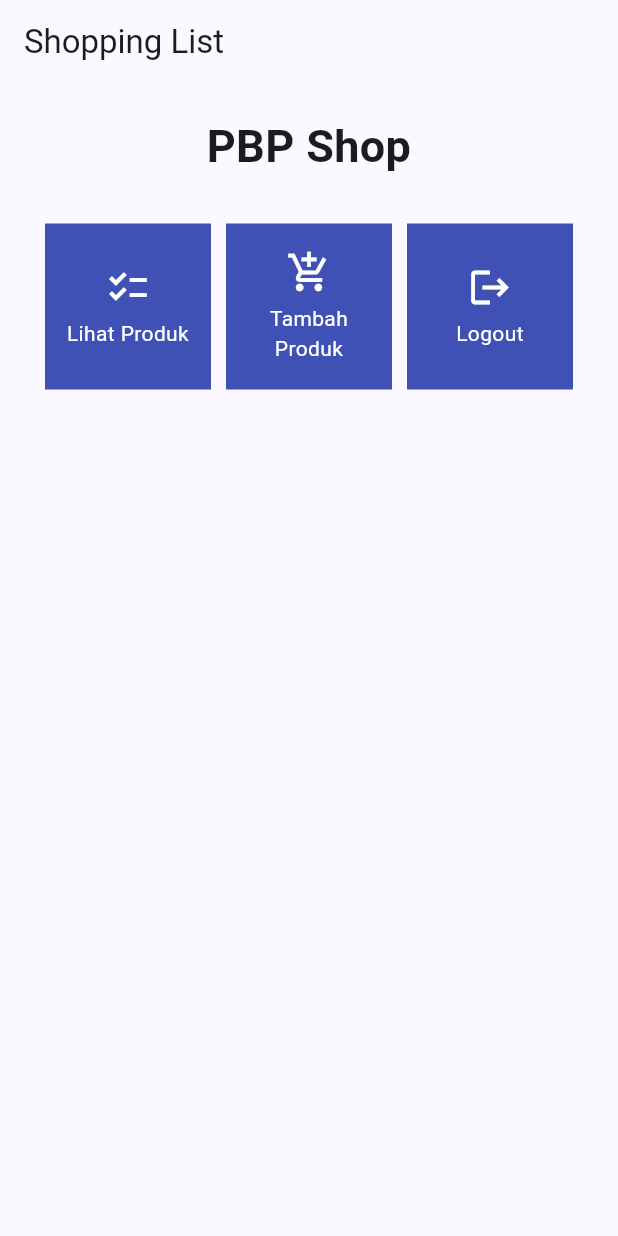
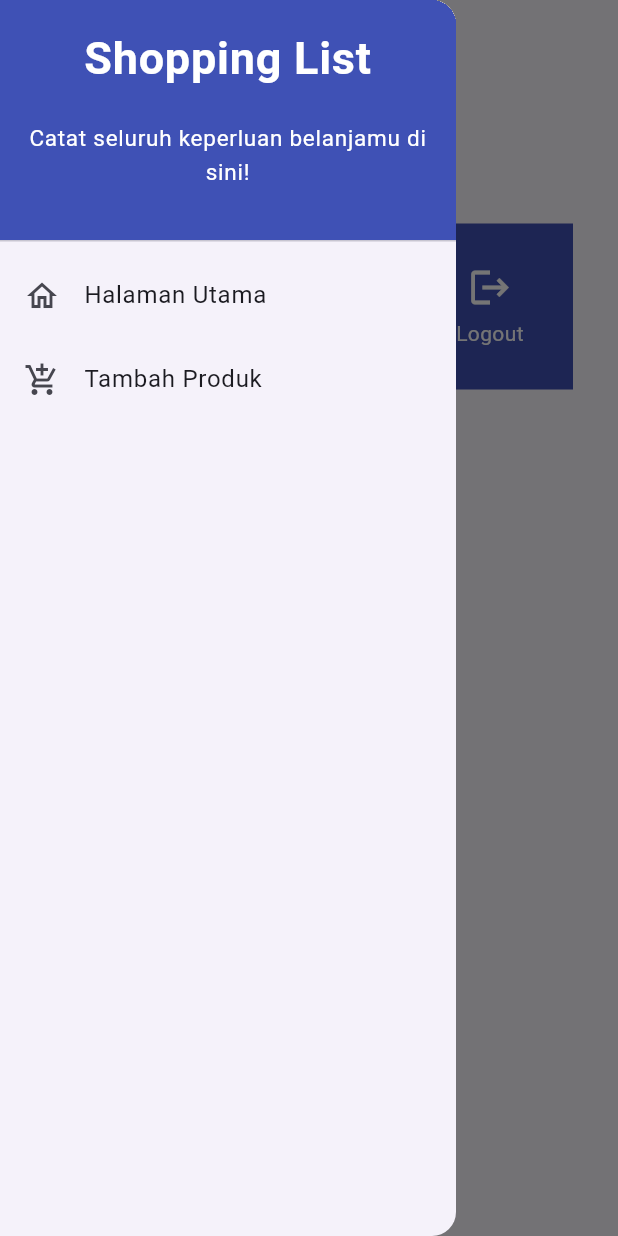
Before and after one commit to Samuelwidjaja/shopping-list-mobile, a Flutter app: the screen it shows after launch, with the side drawer open (before the commit the screen has no drawer), on a phone screen of 412 x 824 dp. Run offline on Flutter 3.47's test engine with Material 2 defaults, Android fonts, the phone set to English and light mode, and no system bars.

Commit message:
tutorial7

```diff
--- a/lib/main.dart
+++ b/lib/main.dart
@@ -1,5 +1,5 @@
 import 'package:flutter/material.dart';
-import 'package:shopping_list/menu.dart';
+import 'package:shopping_list/screens/menu.dart';
 
 void main() {
   runApp(const MyApp());
--- a/lib/menu.dart
+++ b/lib/screens/menu.dart
@@ -1,4 +1,5 @@
 import 'package:flutter/material.dart';
+import 'package:shopping_list/widgets/left_drawer.dart';
 
 class MyHomePage extends StatelessWidget {
   MyHomePage({Key? key}) : super(key: key);
@@ -17,6 +18,7 @@ class MyHomePage extends StatelessWidget {
                 'Shopping List',
                 ),
             ),
+            drawer: const LeftDrawer(),
             body: SingleChildScrollView(
                 // Widget wrapper yang dapat discroll
                 child: Padding(
@@ -76,12 +78,19 @@ class ShopCard extends StatelessWidget {
       color: Colors.indigo,
       child: InkWell(
         // Area responsive terhadap sentuhan
+         // Area responsif terhadap sentuhan
   onTap: () {
     // Memunculkan SnackBar ketika diklik
     ScaffoldMessenger.of(context)
       ..hideCurrentSnackBar()
       ..showSnackBar(SnackBar(
           content: Text("Kamu telah menekan tombol ${item.name}!")));
+
+    // Navigate ke route yang sesuai (tergantung jenis tombol)
+    if (item.name == "Tambah Produk") {
+      // TODO: Gunakan Navigator.push untuk melakukan navigasi ke MaterialPageRoute yang mencakup ShopFormPage.
+    }
+
   },
         child: Container(
           // Container untuk menyimpan Icon dan Text
--- /dev/null
+++ b/lib/widgets/left_drawer.dart
@@ -0,0 +1,71 @@
+import 'package:flutter/material.dart';
+import 'package:shopping_list/screens/menu.dart';
+import 'package:shopping_list/screens/shoplist_form.dart';
+
+
+
+class LeftDrawer extends StatelessWidget {
+  const LeftDrawer({super.key});
+
+  @override
+  Widget build(BuildContext context) {
+    return Drawer(
+      child: ListView(
+        children: [
+          const DrawerHeader(
+            decoration: BoxDecoration(
+              color: Colors.indigo,
+            ),
+            child: Column(
+              children: [
+                Text(
+                  'Shopping List',
+                  textAlign: TextAlign.center,
+                  style: TextStyle(
+                    fontSize: 30,
+                    fontWeight: FontWeight.bold,
+                    color: Colors.white,
+                  ),
+                ),
+                Padding(padding: EdgeInsets.all(10)),
+                Text(
+                  "Catat seluruh keperluan belanjamu di sini!",
+                  textAlign: TextAlign.center,
+                  style: TextStyle(
+                    fontSize: 15,
+                    fontWeight: FontWeight.normal,
+                    color: Colors.white,
+                  ),
+                ),
+              ],
+            ),
+          ),
+          ListTile(
+            leading: const Icon(Icons.home_outlined),
+            title: const Text('Halaman Utama'),
+            // Bagian redirection ke MyHomePage
+            onTap: () {
+              Navigator.pushReplacement(
+                  context,
+                  MaterialPageRoute(
+                    builder: (context) => MyHomePage(),
+                  ));
+            },
+          ),
+          ListTile(
+            leading: const Icon(Icons.add_shopping_cart),
+            title: const Text('Tambah Produk'),
+            // Bagian redirection ke ShopFormPage
+            onTap: () {
+              Navigator.pushReplacement(
+                  context,
+                  MaterialPageRoute(
+                    builder: (context) => ShopFormPage(),
+                  ));
+            },
+          ),
+        ],
+      ),
+    );
+  }
+}
--- /dev/null
+++ b/lib/widgets/shop_card.dart
@@ -0,0 +1,63 @@
+import 'package:flutter/material.dart';
+import 'package:shopping_list/screens/shoplist_form.dart';
+
+
+class ShopItem {
+  final String name;
+  final IconData icon;
+
+  ShopItem(this.name, this.icon);
+}
+
+class ShopCard extends StatelessWidget {
+  final ShopItem item;
+
+  const ShopCard(this.item, {super.key}); // Constructor
+
+  @override
+  Widget build(BuildContext context) {
+    return Material(
+      color: Colors.indigo,
+      child: InkWell(
+        // Area responsive terhadap sentuhan
+         // Area responsif terhadap sentuhan
+  onTap: () {
+    // Memunculkan SnackBar ketika diklik
+    ScaffoldMessenger.of(context)
+      ..hideCurrentSnackBar()
+      ..showSnackBar(SnackBar(
+          content: Text("Kamu telah menekan tombol ${item.name}!")));
+
+    // Navigate ke route yang sesuai (tergantung jenis tombol)
+    if (item.name == "Tambah Produk") {
+        Navigator.push(context,
+            MaterialPageRoute(builder: (context) => const ShopFormPage()));
+    }
+
+  },
+        child: Container(
+          // Container untuk menyimpan Icon dan Text
+          padding: const EdgeInsets.all(8),
+          child: Center(
+            child: Column(
+              mainAxisAlignment: MainAxisAlignment.center,
+              children: [
+                Icon(
+                  item.icon,
+                  color: Colors.white,
+                  size: 30.0,
+                ),
+                const Padding(padding: EdgeInsets.all(3)),
+                Text(
+                  item.name,
+                  textAlign: TextAlign.center,
+                  style: const TextStyle(color: Colors.white),
+                ),
+              ],
+            ),
+          ),
+        ),
+      ),
+    );
+  }
+}
```
Also changed, not shown: lib/screens/shoplist_form.dart (added, +159 -0 lines). Lines whose indentation alone changed are shown as unchanged.
